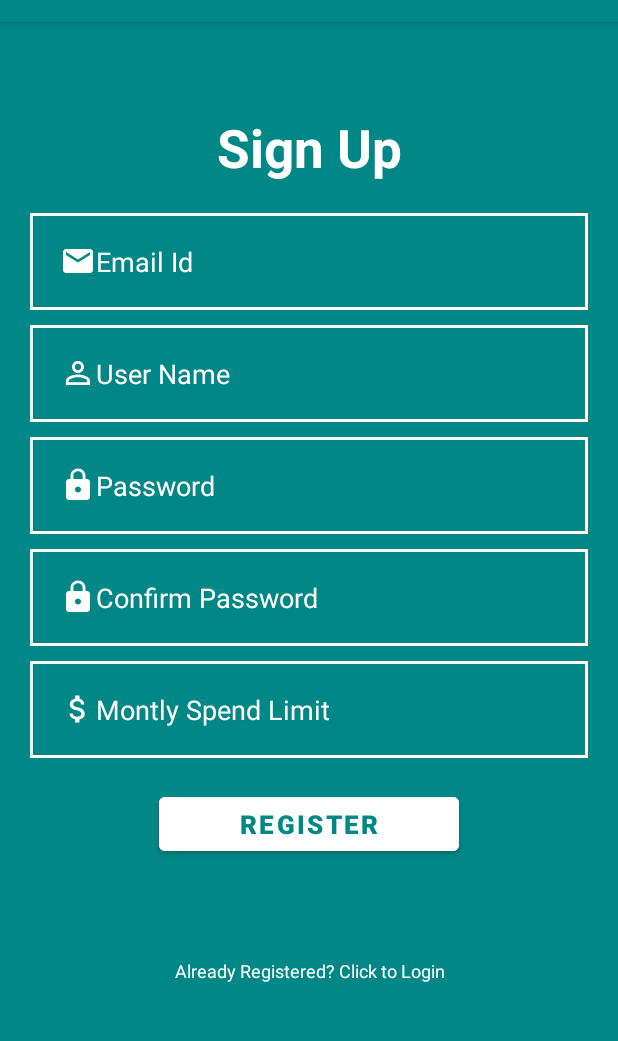
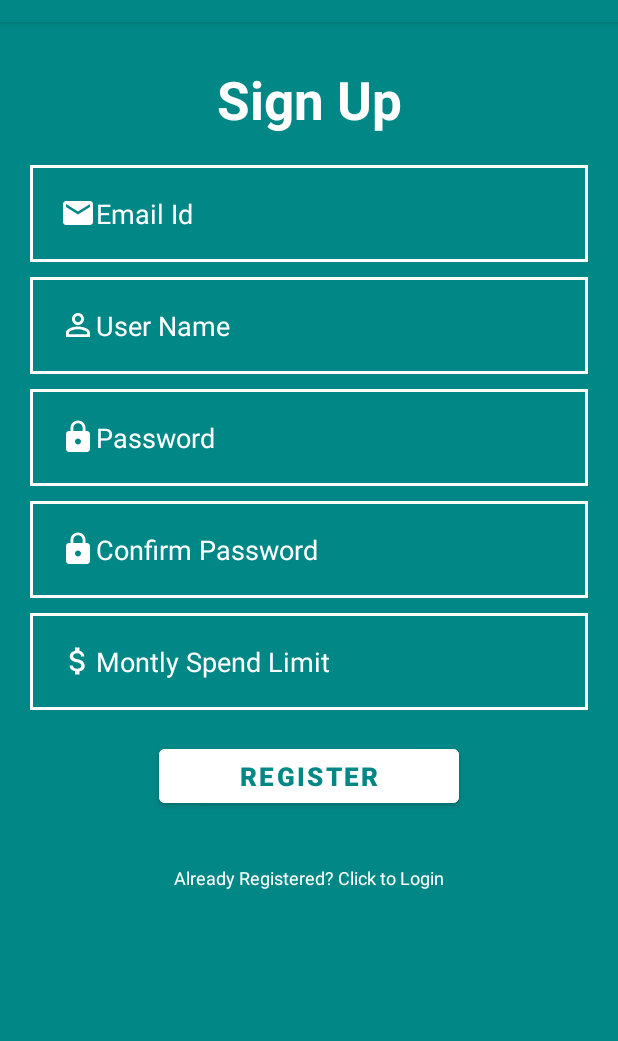
Before and after one commit to RahulDevaraj/W22G12_Insights, an Android app: the Reggister screen opened directly, with no data from a screen before it, on a phone screen of 412 x 824 dp, the part 62-1103 px from its top. Run offline under Robolectric (Android 15) with nearby library versions, the phone set to English and light mode, and no system bars; our stand-ins replace Room's generated code; Roboto replaces fonts that are not available here.

Commit message:
UI small changes

```diff
--- a/app/src/main/java/com/example/insights/ui/home/HomeFragment.java
+++ b/app/src/main/java/com/example/insights/ui/home/HomeFragment.java
@@ -163,7 +163,7 @@ public class HomeFragment extends Fragment {
             colors.add(color);
         }
 
-        PieDataSet dataSet = new PieDataSet(entries, "Expense Category");
+        PieDataSet dataSet = new PieDataSet(entries, "");
         dataSet.setColors(colors);
 
         PieData data = new PieData(dataSet);
--- a/app/src/main/res/layout/account_details__fragment.xml
+++ b/app/src/main/res/layout/account_details__fragment.xml
@@ -12,7 +12,7 @@
             android:id="@+id/txtViewAccountDetails"
             android:layout_width="match_parent"
             android:layout_height="wrap_content"
-            android:layout_marginTop="60dp"
+            android:layout_marginTop="40dp"
             android:editable="false"
             android:gravity="center"
             android:text="@string/txtAccountSettings"
@@ -20,7 +20,7 @@
             android:textSize="35dp"
             android:textStyle="bold"
             app:layout_constraintEnd_toEndOf="parent"
-            app:layout_constraintHorizontal_bias="1.0"
+            app:layout_constraintHorizontal_bias="0.0"
             app:layout_constraintStart_toStartOf="parent"
             app:layout_constraintTop_toTopOf="parent" />
 
--- a/app/src/main/res/layout/activity_reggister.xml
+++ b/app/src/main/res/layout/activity_reggister.xml
@@ -12,14 +12,14 @@
         android:id="@+id/txtViewSignUp"
         android:layout_width="match_parent"
         android:layout_height="wrap_content"
-        android:layout_marginTop="60dp"
+        android:layout_marginTop="28dp"
         android:gravity="center"
         android:text="@string/txtSignUp"
         android:textColor="@color/white"
         android:textSize="35dp"
         android:textStyle="bold"
         app:layout_constraintEnd_toEndOf="parent"
-        app:layout_constraintHorizontal_bias="1.0"
+        app:layout_constraintHorizontal_bias="0.0"
         app:layout_constraintStart_toStartOf="parent"
         app:layout_constraintTop_toTopOf="parent" />
 
@@ -144,7 +144,7 @@
         android:layout_height="wrap_content"
         android:layout_centerHorizontal="true"
 
-        android:layout_marginTop="50dp"
+        android:layout_marginTop="20dp"
         android:clickable="true"
         android:gravity="center"
         android:minHeight="48dp"
@@ -154,6 +154,7 @@
         android:textColor="@color/white"
         android:textSize="12sp"
         app:layout_constraintEnd_toEndOf="parent"
+        app:layout_constraintHorizontal_bias="0.497"
         app:layout_constraintStart_toStartOf="parent"
         app:layout_constraintTop_toBottomOf="@+id/BtnLogin" />
 
```
